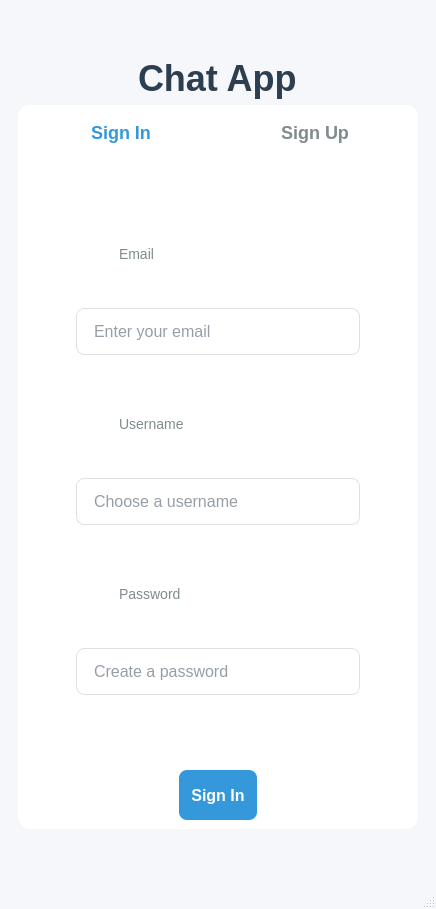
The window that ChatClient/ui/chatwindow.ui (zhicbr/Linux_Instant_Messaging_Software) describes before a commit, drawn with Qt 5.
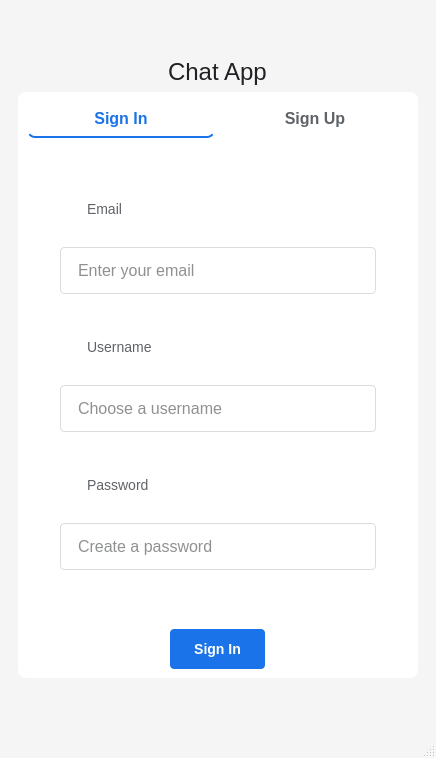
The same window after the commit. The open tabs and pages were chosen to show the change.

Commit message: feat: 页面设计/交互设计优化

What changed in the file:
```diff
--- a/ChatClient/ui/chatwindow.ui
+++ b/ChatClient/ui/chatwindow.ui
@@ -14,7 +14,7 @@
    <string>Chat App</string>
   </property>
   <property name="styleSheet">
-   <string notr="true">QMainWindow { background: #f5f7fa; }</string>
+   <string notr="true">QMainWindow { background: #F5F5F5; }</string>
   </property>
   <widget class="QWidget" name="centralwidget">
    <layout class="QVBoxLayout" name="verticalLayout">
@@ -42,7 +42,7 @@
            <string>Chat App</string>
           </property>
           <property name="styleSheet">
-           <string notr="true">font-size: 36px; font-weight: bold; color: #2c3e50; font-family: 'Segoe UI', sans-serif;</string>
+           <string notr="true">font-size: 24px; font-weight: 400; color: #202124; font-family: 'Roboto', 'Segoe UI', sans-serif;</string>
           </property>
          </widget>
         </item>
@@ -55,7 +55,7 @@
            </size>
           </property>
           <property name="styleSheet">
-           <string notr="true">background: white; border-radius: 12px; padding: 40px; box-shadow: 0 10px 30px rgba(0, 0, 0, 0.08);</string>
+           <string notr="true">background: white; border-radius: 8px; padding: 24px;</string>
           </property>
           <layout class="QVBoxLayout" name="authContainerLayout">
            <item>
@@ -66,7 +66,31 @@
                 <string>Sign In</string>
                </property>
                <property name="styleSheet">
-                <string notr="true">color: #3498db; font-size: 18px; font-weight: 600; font-family: 'Segoe UI', sans-serif; background: transparent; border: none; padding: 8px 16px; border-radius: 6px;</string>
+                <string notr="true">
+                 QPushButton {
+                  color: #1A73E8;
+                  font-size: 16px;
+                  font-weight: 500;
+                  font-family: 'Roboto', 'Segoe UI', sans-serif;
+                  background: transparent;
+                  border: none;
+                  padding: 8px 16px;
+                  border-bottom: 2px solid #1A73E8;
+                 }
+                 QPushButton:!checked {
+                  color: #5F6368;
+                  border-bottom: 2px solid transparent;
+                 }
+                 QPushButton:hover {
+                  color: #174EA6;
+                 }
+                </string>
+               </property>
+               <property name="checkable">
+                <bool>true</bool>
+               </property>
+               <property name="checked">
+                <bool>true</bool>
                </property>
               </widget>
              </item>
@@ -76,7 +100,28 @@
                 <string>Sign Up</string>
                </property>
                <property name="styleSheet">
-                <string notr="true">color: #7f8c8d; font-size: 18px; font-weight: 600; font-family: 'Segoe UI', sans-serif; background: transparent; border: none; padding: 8px 16px; border-radius: 6px;</string>
+                <string notr="true">
+                 QPushButton {
+                  color: #5F6368;
+                  font-size: 16px;
+                  font-weight: 500;
+                  font-family: 'Roboto', 'Segoe UI', sans-serif;
+                  background: transparent;
+                  border: none;
+                  padding: 8px 16px;
+                  border-bottom: 2px solid transparent;
+                 }
+                 QPushButton:checked {
+                  color: #1A73E8;
+                  border-bottom: 2px solid #1A73E8;
+                 }
+                 QPushButton:hover {
+                  color: #174EA6;
+                 }
+                </string>
+               </property>
+               <property name="checkable">
+                <bool>true</bool>
                </property>
               </widget>
              </item>
@@ -180,7 +225,7 @@
                   <string>Email</string>
                  </property>
                  <property name="styleSheet">
-                  <string notr="true">font-size: 14px; color: #7f8c8d; font-family: 'Segoe UI', sans-serif;</string>
+                  <string notr="true">font-size: 14px; color: #5F6368; font-family: 'Roboto', 'Segoe UI', sans-serif;</string>
                  </property>
                 </widget>
                </item>
@@ -190,7 +235,7 @@
                   <string>Enter your email</string>
                  </property>
                  <property name="styleSheet">
-                  <string notr="true">padding: 12px 15px; border: 1px solid #e0e0e0; border-radius: 8px; font-size: 16px; background: white; color: #2c3e50; font-family: 'Segoe UI', sans-serif;</string>
+                  <string notr="true">padding: 12px 15px; border: 1px solid #DADCE0; border-radius: 4px; font-size: 16px; background: white; color: #202124; font-family: 'Roboto', 'Segoe UI', sans-serif;</string>
                  </property>
                 </widget>
                </item>
@@ -213,7 +258,7 @@
                   <string>Username</string>
                  </property>
                  <property name="styleSheet">
-                  <string notr="true">font-size: 14px; color: #7f8c8d; font-family: 'Segoe UI', sans-serif;</string>
+                  <string notr="true">font-size: 14px; color: #5F6368; font-family: 'Roboto', 'Segoe UI', sans-serif;</string>
                  </property>
                 </widget>
                </item>
@@ -223,7 +268,7 @@
                   <string>Choose a username</string>
                  </property>
                  <property name="styleSheet">
-                  <string notr="true">padding: 12px 15px; border: 1px solid #e0e0e0; border-radius: 8px; font-size: 16px; background: white; color: #2c3e50; font-family: 'Segoe UI', sans-serif;</string>
+                  <string notr="true">padding: 12px 15px; border: 1px solid #DADCE0; border-radius: 4px; font-size: 16px; background: white; color: #202124; font-family: 'Roboto', 'Segoe UI', sans-serif;</string>
                  </property>
                 </widget>
                </item>
@@ -246,7 +291,7 @@
                   <string>Password</string>
                  </property>
                  <property name="styleSheet">
-                  <string notr="true">font-size: 14px; color: #7f8c8d; font-family: 'Segoe UI', sans-serif;</string>
+                  <string notr="true">font-size: 14px; color: #5F6368; font-family: 'Roboto', 'Segoe UI', sans-serif;</string>
                  </property>
                 </widget>
                </item>
@@ -259,7 +304,7 @@
                   <string>Create a password</string>
                  </property>
                  <property name="styleSheet">
-                  <string notr="true">padding: 12px 15px; border: 1px solid #e0e0e0; border-radius: 8px; font-size: 16px; background: white; color: #2c3e50; font-family: 'Segoe UI', sans-serif;</string>
+                  <string notr="true">padding: 12px 15px; border: 1px solid #DADCE0; border-radius: 4px; font-size: 16px; background: white; color: #202124; font-family: 'Roboto', 'Segoe UI', sans-serif;</string>
                  </property>
                 </widget>
                </item>
@@ -288,11 +333,28 @@
              <property name="minimumSize">
               <size>
                <width>0</width>
-               <height>50</height>
+               <height>40</height>
               </size>
              </property>
              <property name="styleSheet">
-              <string notr="true">padding: 12px; background: #3498db; color: white; border: none; border-radius: 8px; font-size: 16px; font-weight: 600; font-family: 'Segoe UI', sans-serif;</string>
+              <string notr="true">
+               QPushButton {
+                padding: 10px 24px;
+                background: #1A73E8;
+                color: white;
+                border: none;
+                border-radius: 4px;
+                font-size: 14px;
+                font-weight: 500;
+                font-family: 'Roboto', 'Segoe UI', sans-serif;
+               }
+               QPushButton:hover {
+                background: #1557B0;
+               }
+               QPushButton:pressed {
+                background: #104080;
+               }
+              </string>
              </property>
             </widget>
            </item>
```
Left out of the diff: 36 changed lines with no effect on the pictures. The commit also changes 2 other files.
